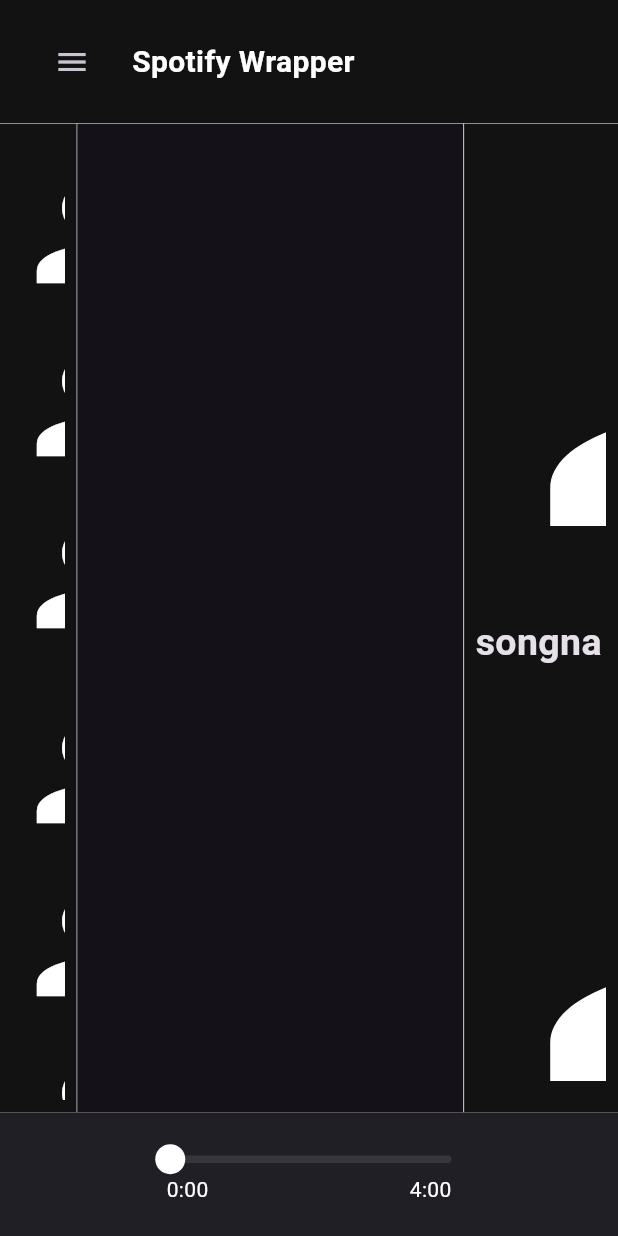
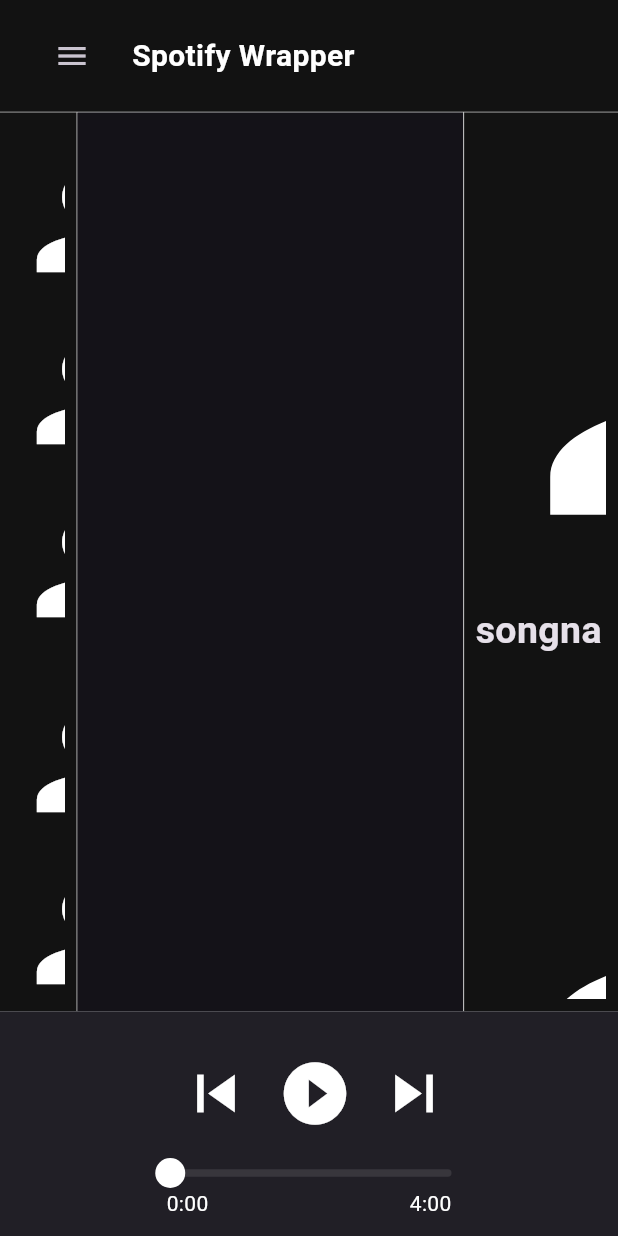
Before and after one commit to Mark-74/spotify_wrapper, a Flutter app: the screen it shows after launch, on a phone screen of 412 x 824 dp. Run offline on Flutter 3.47's test engine with Material 3 defaults, Android fonts, the phone set to English and light mode, and no system bars; drawn by our look-alikes of audio_video_progress_bar; our stand-ins replace audioplayers, flutter_dotenv; missing offline and left inert: spotify, youtube_explode_dart.

Commit message:
added working player button

```diff
--- a/lib/homepage/homepage.dart
+++ b/lib/homepage/homepage.dart
@@ -96,7 +96,7 @@ class _HomepageState extends State<Homepage> {
           ),
           // Bottom row
           Expanded(
-              flex: 1,
+              flex: 2,
               child: BottomAppBar(
                 child: Row(
                   mainAxisAlignment: MainAxisAlignment.spaceEvenly,
@@ -104,11 +104,54 @@ class _HomepageState extends State<Homepage> {
                     const Expanded(flex: 1, child: SizedBox()),
                     Expanded(
                       flex: 2,
-                      child: StreamBuilder(
+                      child: Column(
+                        children: [
+                          Expanded(
+                            child: Row(
+                              mainAxisAlignment: MainAxisAlignment.spaceEvenly,
+                              children: [
+                                IconButton(
+                                  onPressed: () {},
+                                  icon: const Icon(
+                                    Icons.skip_previous,
+                                    color: Colors.white,
+                                    size: 50,
+                                  ),
+                                ),
+                                IconButton(
+                                  onPressed: () async {
+                                    if (player.state == PlayerState.playing) {
+                                        await player.pause();
+                                      } else {
+                                        await player.resume();
+                                      }
+                                    setState(() {});
+                                  },
+                                  icon: Icon(
+                                    player.state == PlayerState.playing
+                                        ? Icons.pause_circle_filled
+                                        : Icons.play_circle_filled,
+                                    color: Colors.white,
+                                    size: 50,
+                                  ),
+                                ),
+                                IconButton(
+                                  onPressed: () {},
+                                  icon: const Icon(
+                                    Icons.skip_next,
+                                    color: Colors.white,
+                                    size: 50,
+                                  ),
+                                ),
+                              ],
+                            ),
+                          ),
+                          StreamBuilder(
                               stream: player.onPositionChanged,
                               builder: (context, data) {
                                 return ProgressBar(
-                              progress: data.data ?? const Duration(seconds: 0),
+                                  progress:
+                                      data.data ?? const Duration(seconds: 0),
                                   total: duration ?? const Duration(minutes: 4),
                                   bufferedBarColor: Colors.white38,
                                   baseBarColor: Colors.white10,
@@ -121,6 +164,8 @@ class _HomepageState extends State<Homepage> {
                                   },
                                 );
                               }),
+                        ],
+                      ),
                     ),
                     const Expanded(flex: 1, child: SizedBox())
                   ],
```
Lines whose indentation alone changed are shown as unchanged.
